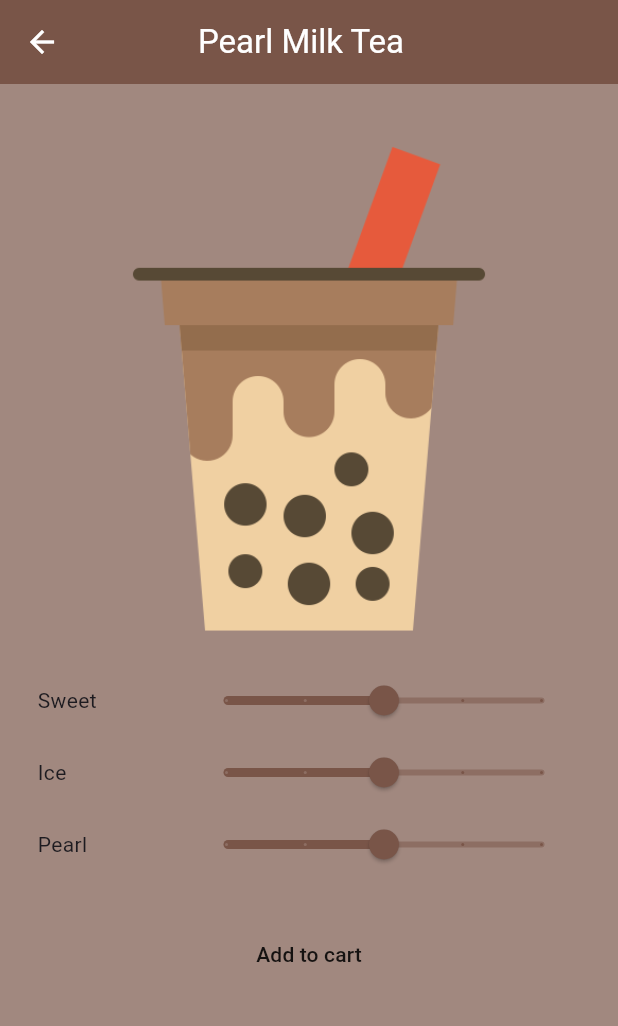
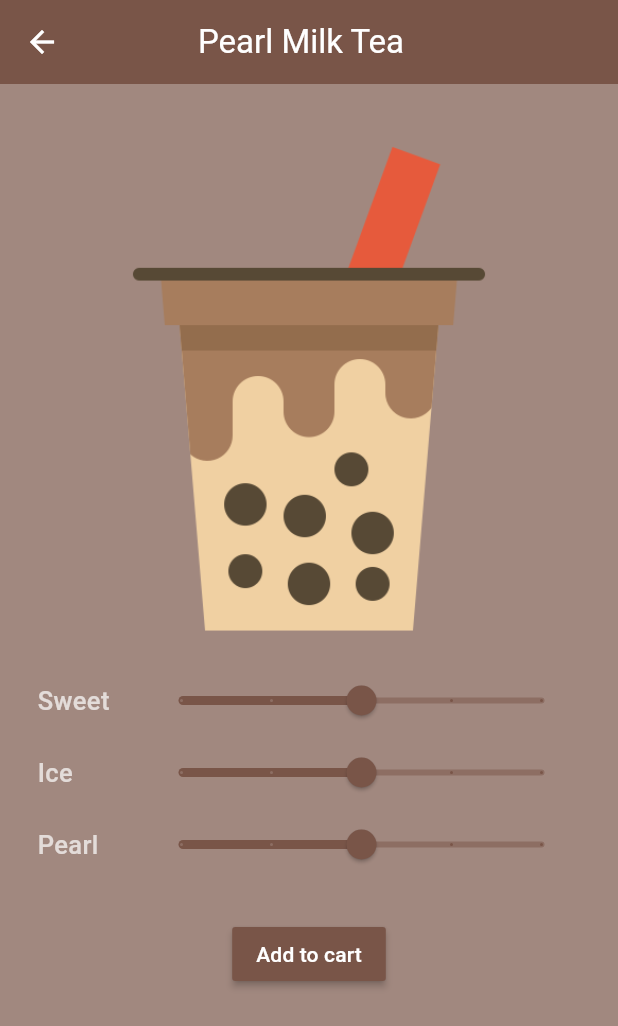
Before and after one commit to namanmahajan2020/Bubble-Tea-App-, a Flutter app: the screen it shows after launch, after a tap on "Pearl Milk Tea", on a phone screen of 412 x 824 dp. Shown: the top 1026 px of the screen. Run offline on Flutter 3.47's test engine with Material 3 defaults, Android fonts, the phone set to English and light mode, and no system bars; our stand-ins replace google_nav_bar.

Commit message:
order page

```diff
--- a/lib/pages/order_page.dart
+++ b/lib/pages/order_page.dart
@@ -1,5 +1,7 @@
 import 'package:bubble_tea_app/models/drink.dart';
+import 'package:bubble_tea_app/models/shop.dart';
 import 'package:flutter/material.dart';
+import 'package:provider/provider.dart';
 
 class OrderPage extends StatefulWidget {
   final Drink drink;
@@ -31,6 +33,25 @@ class _OrderPageState extends State<OrderPage> {
     });
   }
 
+  void addToCart() {
+    Provider.of<bubbleTeaShop>(context, listen: false).addToCart(widget.drink);
+    Navigator.pop(context);
+    showDialog(
+      context: context,
+      builder:
+          (context) => AlertDialog(
+            title: Text(
+              "Successfully added to cart",
+              style: TextStyle(
+                color: Colors.brown,
+                fontSize: 20,
+                fontWeight: FontWeight.bold,
+              ),
+            ),
+          ),
+    );
+  }
+
   @override
   Widget build(BuildContext context) {
     return Scaffold(
@@ -53,7 +74,17 @@ class _OrderPageState extends State<OrderPage> {
                 Row(
                   mainAxisAlignment: MainAxisAlignment.spaceBetween,
                   children: [
-                    SizedBox(width: 100, child: Text("Sweet")),
+                    SizedBox(
+                      width: 70,
+                      child: Text(
+                        "Sweet",
+                        style: TextStyle(
+                          color: Colors.white70,
+                          fontSize: 17,
+                          fontWeight: FontWeight.w500,
+                        ),
+                      ),
+                    ),
                     Expanded(
                       child: Slider(
                         value: sweetValue,
@@ -69,7 +100,17 @@ class _OrderPageState extends State<OrderPage> {
                 Row(
                   mainAxisAlignment: MainAxisAlignment.spaceBetween,
                   children: [
-                    SizedBox(width: 100, child: Text("Ice")),
+                    SizedBox(
+                      width: 70,
+                      child: Text(
+                        "Ice",
+                        style: TextStyle(
+                          color: Colors.white70,
+                          fontSize: 17,
+                          fontWeight: FontWeight.w500,
+                        ),
+                      ),
+                    ),
                     Expanded(
                       child: Slider(
                         value: iceValue,
@@ -85,7 +126,17 @@ class _OrderPageState extends State<OrderPage> {
                 Row(
                   mainAxisAlignment: MainAxisAlignment.spaceBetween,
                   children: [
-                    SizedBox(width: 100, child: Text("Pearl")),
+                    SizedBox(
+                      width: 70,
+                      child: Text(
+                        "Pearl",
+                        style: TextStyle(
+                          color: Colors.white70,
+                          fontSize: 17,
+                          fontWeight: FontWeight.w500,
+                        ),
+                      ),
+                    ),
                     Expanded(
                       child: Slider(
                         value: pearlValue,
@@ -101,7 +152,11 @@ class _OrderPageState extends State<OrderPage> {
               ],
             ),
           ),
-          MaterialButton(child: Text('Add to cart'), onPressed: () {}),
+          MaterialButton(
+            child: Text('Add to cart', style: TextStyle(color: Colors.white)),
+            color: Colors.brown,
+            onPressed: addToCart,
+          ),
         ],
       ),
     );
--- a/lib/pages/shop_page.dart
+++ b/lib/pages/shop_page.dart
@@ -16,7 +16,7 @@ class _ShopPageState extends State<ShopPage> {
   void goToOrderPage(Drink drink) {
     Navigator.push(
       context,
-      MaterialPageRoute(builder: (context) => OrderPage(drink:drink,)),
+      MaterialPageRoute(builder: (context) => OrderPage(drink: drink)),
     );
   }
 
@@ -29,7 +29,11 @@ class _ShopPageState extends State<ShopPage> {
               padding: const EdgeInsets.all(25.0),
               child: Column(
                 children: [
-                  Text("Bubble Tea Shop", style: TextStyle(fontSize: 20)),
+                  Text(
+                    "Bubble Tea Shop",
+                    style: TextStyle(fontSize: 23, fontWeight: FontWeight.w500),
+                  ),
+                  SizedBox(height: 25),
                   Expanded(
                     child: ListView.builder(
                       itemCount: value.shop.length,
```
